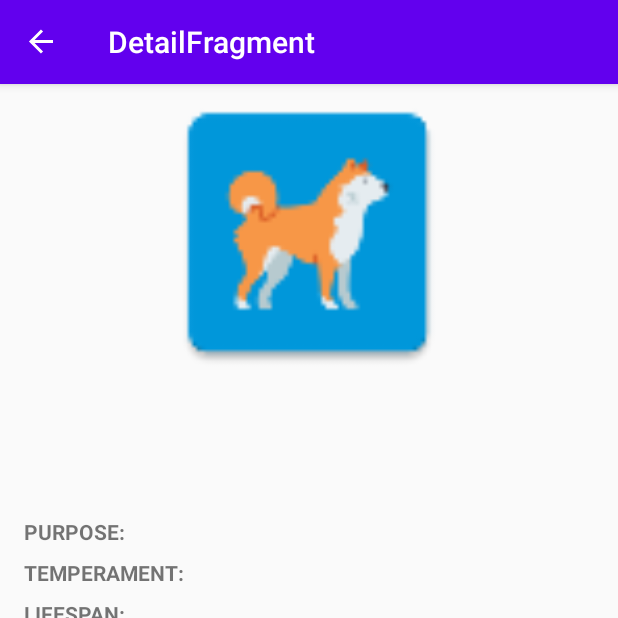
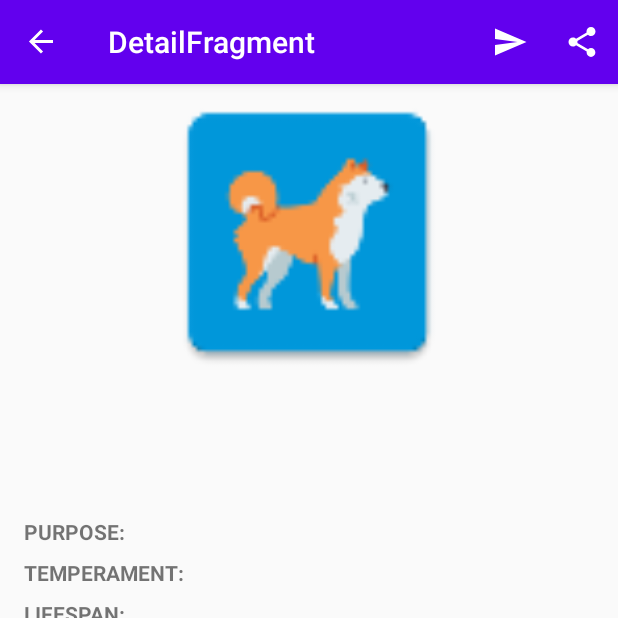
Before and after one commit to ShellCore/Jetpack, an Android app: the DetailFragment screen opened through its navigation route, on a phone screen of 412 x 824 dp, the top half of it. Run offline under Robolectric (Android 15) with nearby library versions, the phone set to English and light mode, and no system bars; our stand-ins replace Room's generated code, RxJava, data binding, navigation-ui; libraries missing offline, so code that uses them is left out: androidx.palette.graphics; network calls fail; pictures from the network do not load.

Commit message:
Se creó menú para vista de detalle.

```diff
--- a/Dogs/app/src/main/java/page/shellcore/tech/android/dogs/view/DetailFragment.kt
+++ b/Dogs/app/src/main/java/page/shellcore/tech/android/dogs/view/DetailFragment.kt
@@ -3,9 +3,7 @@
 import android.graphics.Bitmap
 import android.graphics.drawable.Drawable
 import android.os.Bundle
-import android.view.LayoutInflater
-import android.view.View
-import android.view.ViewGroup
+import android.view.*
 import androidx.databinding.DataBindingUtil
 import androidx.fragment.app.Fragment
 import androidx.lifecycle.Observer
@@ -34,6 +32,7 @@
         container: ViewGroup?,
         savedInstanceState: Bundle?
     ): View? {
+        setHasOptionsMenu(true)
         dataBinding = DataBindingUtil.inflate(inflater, R.layout.fragment_detail, container, false)
         return dataBinding.root
     }
@@ -49,6 +48,24 @@
         viewModel.fetch(dogUuid)
 
         observeViewModel()
+    }
+
+    override fun onCreateOptionsMenu(menu: Menu, inflater: MenuInflater) {
+        super.onCreateOptionsMenu(menu, inflater)
+        inflater.inflate(R.menu.menu_detail, menu)
+    }
+
+    override fun onOptionsItemSelected(item: MenuItem): Boolean {
+        when (item.itemId) {
+            R.id.actionSendSms -> {
+
+            }
+            R.id.actionShare -> {
+
+            }
+        }
+
+        return super.onOptionsItemSelected(item)
     }
 
     private fun observeViewModel() {
--- /dev/null
+++ b/Dogs/app/src/main/res/drawable/ic_send.xml
@@ -0,0 +1,9 @@
+<vector xmlns:android="http://schemas.android.com/apk/res/android"
+        android:width="24dp"
+        android:height="24dp"
+        android:viewportWidth="24.0"
+        android:viewportHeight="24.0">
+    <path
+        android:fillColor="#FFFFFFFF"
+        android:pathData="M2.01,21L23,12 2.01,3 2,10l15,2 -15,2z"/>
+</vector>
--- /dev/null
+++ b/Dogs/app/src/main/res/drawable/ic_share.xml
@@ -0,0 +1,9 @@
+<vector xmlns:android="http://schemas.android.com/apk/res/android"
+        android:width="24dp"
+        android:height="24dp"
+        android:viewportWidth="24.0"
+        android:viewportHeight="24.0">
+    <path
+        android:fillColor="#FFFFFFFF"
+        android:pathData="M18,16.08c-0.76,0 -1.44,0.3 -1.96,0.77L8.91,12.7c0.05,-0.23 0.09,-0.46 0.09,-0.7s-0.04,-0.47 -0.09,-0.7l7.05,-4.11c0.54,0.5 1.25,0.81 2.04,0.81 1.66,0 3,-1.34 3,-3s-1.34,-3 -3,-3 -3,1.34 -3,3c0,0.24 0.04,0.47 0.09,0.7L8.04,9.81C7.5,9.31 6.79,9 6,9c-1.66,0 -3,1.34 -3,3s1.34,3 3,3c0.79,0 1.5,-0.31 2.04,-0.81l7.12,4.16c-0.05,0.21 -0.08,0.43 -0.08,0.65 0,1.61 1.31,2.92 2.92,2.92 1.61,0 2.92,-1.31 2.92,-2.92s-1.31,-2.92 -2.92,-2.92z"/>
+</vector>
--- /dev/null
+++ b/Dogs/app/src/main/res/menu/menu_detail.xml
@@ -0,0 +1,14 @@
+<?xml version="1.0" encoding="utf-8"?>
+<menu xmlns:android="http://schemas.android.com/apk/res/android"
+    xmlns:app="http://schemas.android.com/apk/res-auto">
+    <item
+        android:id="@+id/actionSendSms"
+        android:icon="@drawable/ic_send"
+        android:title="@string/detail_menu_sendSms"
+        app:showAsAction="ifRoom" />
+    <item
+        android:id="@+id/actionShare"
+        android:icon="@drawable/ic_share"
+        android:title="@string/detail_menu_share"
+        app:showAsAction="ifRoom" />
+</menu>
--- a/Dogs/app/src/main/res/values/strings.xml
+++ b/Dogs/app/src/main/res/values/strings.xml
@@ -8,4 +8,6 @@
     <string name="detail_lbl_temperament">Temperament:</string>
     <string name="detail_lbl_lifespan">Lifespan:</string>
     <string name="list_menu_settings">Settings</string>
+    <string name="detail_menu_sendSms">Send SMS</string>
+    <string name="detail_menu_share">Share</string>
 </resources>
```
